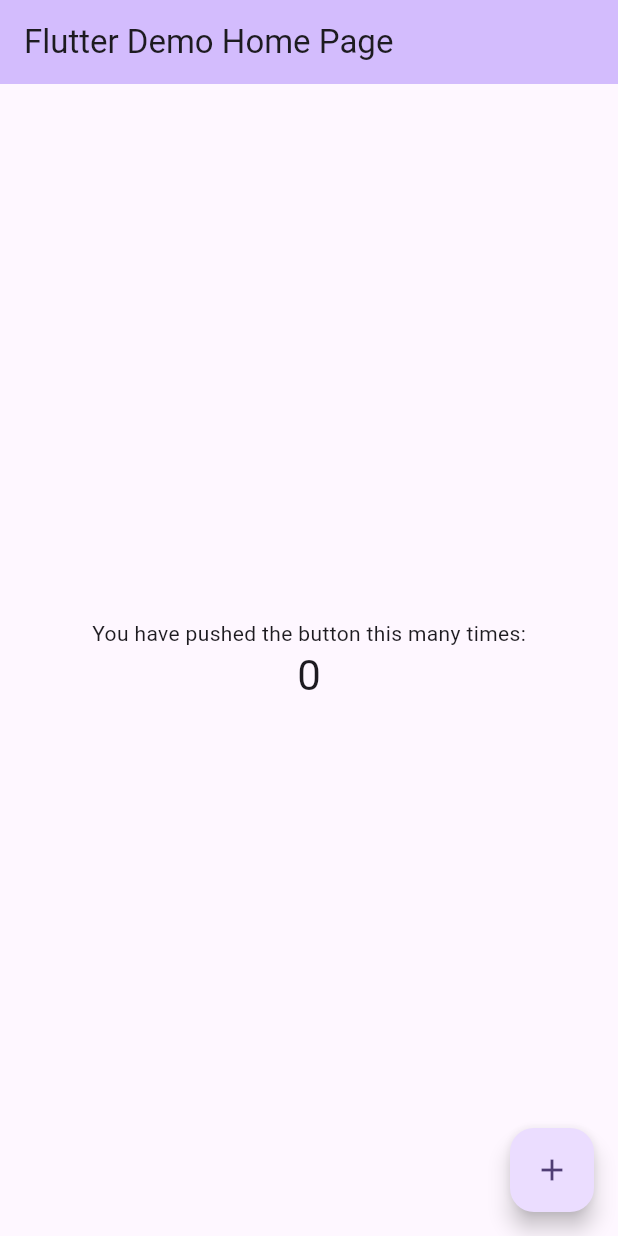
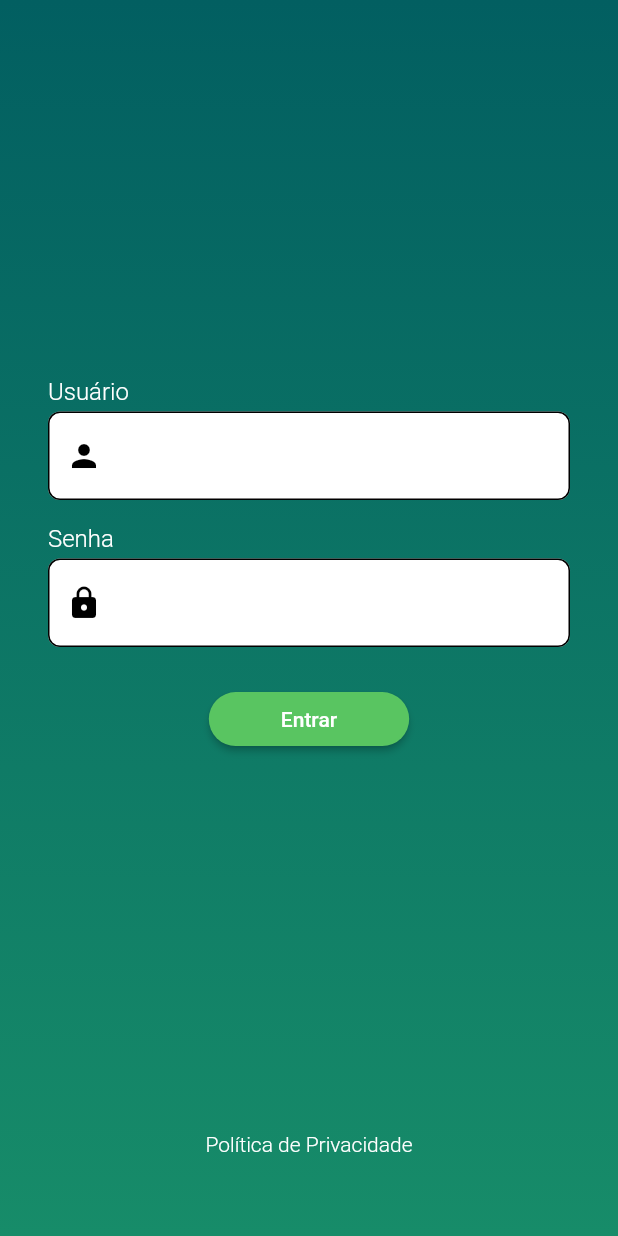
Before and after one commit to mariovitor/prova_flutter, a Flutter app: the screen it shows after launch, on a phone screen of 412 x 824 dp. Run offline on Flutter 3.47's test engine with Material 2 defaults, Android fonts, the phone set to English and light mode, and no system bars; our stand-ins replace flutter_mobx, mobx; generated files the repository leaves out were written again.

Commit message:
login page

```diff
--- a/lib/main.dart
+++ b/lib/main.dart
@@ -1,125 +1,24 @@
 import 'package:flutter/material.dart';
+import 'package:prova_flutter/src/core/routes.dart';
+import 'package:prova_flutter/src/presentation/login/login_page.dart';
 
 void main() {
-  runApp(const MyApp());
+  runApp(const ProvaApp());
 }
 
-class MyApp extends StatelessWidget {
-  const MyApp({super.key});
+class ProvaApp extends StatelessWidget {
+  const ProvaApp({super.key});
 
-  // This widget is the root of your application.
   @override
   Widget build(BuildContext context) {
     return MaterialApp(
-      title: 'Flutter Demo',
+      title: 'Prova Flutter',
       theme: ThemeData(
-        // This is the theme of your application.
-        //
-        // TRY THIS: Try running your application with "flutter run". You'll see
-        // the application has a blue toolbar. Then, without quitting the app,
-        // try changing the seedColor in the colorScheme below to Colors.green
-        // and then invoke "hot reload" (save your changes or press the "hot
-        // reload" button in a Flutter-supported IDE, or press "r" if you used
-        // the command line to start the app).
-        //
-        // Notice that the counter didn't reset back to zero; the application
-        // state is not lost during the reload. To reset the state, use hot
-        // restart instead.
-        //
-        // This works for code too, not just values: Most code changes can be
-        // tested with just a hot reload.
-        colorScheme: ColorScheme.fromSeed(seedColor: Colors.deepPurple),
-        useMaterial3: true,
+        primarySwatch: Colors.blue,
       ),
-      home: const MyHomePage(title: 'Flutter Demo Home Page'),
+      initialRoute: LoginPage.pageName,
+      onGenerateRoute: onGenerateRoute,
+      onUnknownRoute: onUnknownRoute,
     );
   }
 }
-
-class MyHomePage extends StatefulWidget {
-  const MyHomePage({super.key, required this.title});
-
-  // This widget is the home page of your application. It is stateful, meaning
-  // that it has a State object (defined below) that contains fields that affect
-  // how it looks.
-
-  // This class is the configuration for the state. It holds the values (in this
-  // case the title) provided by the parent (in this case the App widget) and
-  // used by the build method of the State. Fields in a Widget subclass are
-  // always marked "final".
-
-  final String title;
-
-  @override
-  State<MyHomePage> createState() => _MyHomePageState();
-}
-
-class _MyHomePageState extends State<MyHomePage> {
-  int _counter = 0;
-
-  void _incrementCounter() {
-    setState(() {
-      // This call to setState tells the Flutter framework that something has
-      // changed in this State, which causes it to rerun the build method below
-      // so that the display can reflect the updated values. If we changed
-      // _counter without calling setState(), then the build method would not be
-      // called again, and so nothing would appear to happen.
-      _counter++;
-    });
-  }
-
-  @override
-  Widget build(BuildContext context) {
-    // This method is rerun every time setState is called, for instance as done
-    // by the _incrementCounter method above.
-    //
-    // The Flutter framework has been optimized to make rerunning build methods
-    // fast, so that you can just rebuild anything that needs updating rather
-    // than having to individually change instances of widgets.
-    return Scaffold(
-      appBar: AppBar(
-        // TRY THIS: Try changing the color here to a specific color (to
-        // Colors.amber, perhaps?) and trigger a hot reload to see the AppBar
-        // change color while the other colors stay the same.
-        backgroundColor: Theme.of(context).colorScheme.inversePrimary,
-        // Here we take the value from the MyHomePage object that was created by
-        // the App.build method, and use it to set our appbar title.
-        title: Text(widget.title),
-      ),
-      body: Center(
-        // Center is a layout widget. It takes a single child and positions it
-        // in the middle of the parent.
-        child: Column(
-          // Column is also a layout widget. It takes a list of children and
-          // arranges them vertically. By default, it sizes itself to fit its
-          // children horizontally, and tries to be as tall as its parent.
-          //
-          // Column has various properties to control how it sizes itself and
-          // how it positions its children. Here we use mainAxisAlignment to
-          // center the children vertically; the main axis here is the vertical
-          // axis because Columns are vertical (the cross axis would be
-          // horizontal).
-          //
-          // TRY THIS: Invoke "debug painting" (choose the "Toggle Debug Paint"
-          // action in the IDE, or press "p" in the console), to see the
-          // wireframe for each widget.
-          mainAxisAlignment: MainAxisAlignment.center,
-          children: <Widget>[
-            const Text(
-              'You have pushed the button this many times:',
-            ),
-            Text(
-              '$_counter',
-              style: Theme.of(context).textTheme.headlineMedium,
-            ),
-          ],
-        ),
-      ),
-      floatingActionButton: FloatingActionButton(
-        onPressed: _incrementCounter,
-        tooltip: 'Increment',
-        child: const Icon(Icons.add),
-      ), // This trailing comma makes auto-formatting nicer for build methods.
-    );
-  }
-}
--- /dev/null
+++ b/lib/src/core/app_constants.dart
@@ -0,0 +1,3 @@
+abstract final class AppConstants {
+  static const String privacyPolicyUrl = 'https://www.google.com';
+}
--- /dev/null
+++ b/lib/src/core/app_validators.dart
@@ -0,0 +1,76 @@
+import 'dart:math';
+
+enum Reasons {
+  empty('Campo obrigatorio'),
+  spaceAtEnd('Não pode conter espaço no final'),
+  maxCharacters('Máximo de 20 caracteres'),
+  minCharacters('Mínimo de 2 caracteres'),
+  onlyLettersAndNumbers('Apenas letras e números'),
+  ;
+
+  const Reasons(this.message);
+  final String message;
+}
+
+abstract final class AppValidators {
+  static String? validateUsername(String? username) {
+    try {
+      validateNotNull(username);
+      validateMax20Characters(username!);
+      validateSpaceAtEnd(username);
+      return null;
+    } on _ValidatorError catch (e) {
+      return e.message;
+    } catch (e) {
+      return e.toString();
+    }
+  }
+
+  static String? validatePassword(String? password) {
+    try {
+      validateNotNull(password);
+      validateMin2Characters(password!);
+      // _validateSpaceAtEnd(password);
+      validateMax20Characters(password);
+      final invalidCharacters = RegExp(r'[^a-zA-Z0-9]');
+      if (invalidCharacters.hasMatch(password)) {
+        return Reasons.onlyLettersAndNumbers.message;
+      }
+      return null;
+    } on _ValidatorError catch (e) {
+      return e.message;
+    } catch (e) {
+      return e.toString();
+    }
+  }
+
+  static void validateNotNull(String? value) {
+    if (value == null || value.isEmpty) {
+      throw _ValidatorError(Reasons.empty.message);
+    }
+  }
+
+  static void validateMax20Characters(String value) {
+    if (value.length > 20) {
+      throw _ValidatorError(Reasons.maxCharacters.message);
+    }
+  }
+
+  static void validateMin2Characters(String value) {
+    if (value.length < 2) {
+      throw _ValidatorError(Reasons.minCharacters.message);
+    }
+  }
+
+  static void validateSpaceAtEnd(String value) {
+    if (value.endsWith(' ')) {
+      throw _ValidatorError(Reasons.spaceAtEnd.message);
+    }
+  }
+}
+
+class _ValidatorError {
+  _ValidatorError(this.message);
+
+  final String message;
+}
--- /dev/null
+++ b/lib/src/core/core.dart
@@ -0,0 +1,3 @@
+export 'routes.dart';
+export 'design/design.dart';
+export 'app_validators.dart';
--- /dev/null
+++ b/lib/src/core/design/app_colors.dart
@@ -0,0 +1,11 @@
+import 'dart:ui';
+
+abstract final class AppColors {
+  static const Color green = Color.fromARGB(255, 89, 197, 97);
+  static const Color red = Color.fromARGB(255, 128, 0, 0);
+  static const Color yellow = Color.fromARGB(255, 255, 255, 0);
+  static const Color white = Color.fromARGB(255, 255, 255, 255);
+  static const Color black = Color.fromARGB(255, 0, 0, 0);
+  static const Color primaryGreen = Color.fromARGB(255, 2, 95, 97);
+  static const Color secondaryGreen = Color.fromARGB(255, 23, 140, 105);
+}
--- /dev/null
+++ b/lib/src/core/design/design.dart
@@ -0,0 +1 @@
+export 'app_colors.dart';
--- /dev/null
+++ b/lib/src/core/routes.dart
@@ -0,0 +1,44 @@
+import 'dart:developer';
+
+import 'package:flutter/material.dart';
+import 'package:prova_flutter/src/presentation/login/login_page.dart';
+
+Route<dynamic> onUnknownRoute(RouteSettings settings) {
+  return MaterialPageRoute(
+    settings: settings,
+    builder: (context) {
+      log('Unknown route');
+      return const Scaffold(
+        body: Center(
+          child: Text('Rota desconhecida'),
+        ),
+      );
+    },
+  );
+}
+
+Route<dynamic> onGenerateRoute(RouteSettings settings) {
+  switch (settings.name) {
+    case '/':
+    case LoginPage.pageName:
+      return PageRouteBuilder(
+        settings: const RouteSettings(name: LoginPage.pageName),
+        pageBuilder: (context, animation, secondaryAnimation) =>
+            const LoginPage(),
+        transitionsBuilder: (context, animation, secondaryAnimation, child) {
+          const begin = Offset(0.0, 1.0);
+          const end = Offset.zero;
+          const curve = Curves.ease;
+          final tween =
+              Tween(begin: begin, end: end).chain(CurveTween(curve: curve));
+          return SlideTransition(
+            position: animation.drive(tween),
+            child: child,
+          );
+        },
+      );
+
+    default:
+      return onUnknownRoute(settings);
+  }
+}
--- /dev/null
+++ b/lib/src/presentation/login/login_page.dart
@@ -0,0 +1,71 @@
+import 'package:flutter/material.dart';
+import 'package:flutter_mobx/flutter_mobx.dart';
+import 'package:mobx/mobx.dart';
+import 'package:prova_flutter/src/controllers/login_controller.dart';
+import 'package:prova_flutter/src/core/core.dart';
+
+import 'package:prova_flutter/src/presentation/login/widgets/login_form.dart';
+
+class LoginPage extends StatefulWidget {
+  const LoginPage({super.key});
+  static const pageName = '/login';
+
+  @override
+  State<LoginPage> createState() => _LoginPageState();
+}
+
+class _LoginPageState extends State<LoginPage> {
+  final loginController = LoginController();
+
+  @override
+  void initState() {
+    super.initState();
+    reaction<LoginController>(
+      (c) => loginController,
+      (c) {
+        if (c.state == LoginState.success) {
+          Navigator.of(context).pushReplacementNamed('/home'); //TODO
+        }
+      },
+    );
+  }
+
+  @override
+  Widget build(BuildContext context) {
+    return Scaffold(
+      body: Container(
+        decoration: const BoxDecoration(
+          gradient: LinearGradient(
+            colors: [
+              AppColors.primaryGreen,
+              AppColors.secondaryGreen,
+            ],
+            begin: Alignment.topCenter,
+            end: Alignment.bottomCenter,
+          ),
+        ),
+        child: SafeArea(
+          child: Column(
+            mainAxisAlignment: MainAxisAlignment.center,
+            children: [
+              Expanded(
+                child: Observer(builder: (context) {
+                  return switch (loginController.state) {
+                    _ when loginController.state == LoginState.loading =>
+                      const Center(
+                          child: CircularProgressIndicator(
+                        color: AppColors.white,
+                      )),
+                    _ when loginController.state == LoginState.initial =>
+                      LoginForm(onSubmit: loginController.login),
+                    _ => const SizedBox.shrink(),
+                  };
+                }),
+              ),
+            ],
+          ),
+        ),
+      ),
+    );
+  }
+}
--- /dev/null
+++ b/lib/src/presentation/login/widgets/custom_form_field.dart
@@ -0,0 +1,76 @@
+// ignore_for_file: public_member_api_docs, sort_constructors_first
+import 'package:flutter/material.dart';
+
+import '../../../core/design/design.dart';
+
+class CustomFormField extends StatelessWidget {
+  const CustomFormField({
+    Key? key,
+    required this.label,
+    this.controller,
+    required this.validator,
+    required this.icon,
+    this.obscureText = false,
+    this.keyboardType = TextInputType.text,
+    this.onSubmitted,
+    this.focusNode,
+  }) : super(key: key);
+
+  final String label;
+  final TextEditingController? controller;
+  final String? Function(String?) validator;
+  final IconData icon;
+  final bool obscureText;
+  final Function(String)? onSubmitted;
+  final TextInputType keyboardType;
+  final FocusNode? focusNode;
+  InputBorder get border => const OutlineInputBorder(
+      borderRadius: BorderRadius.all(Radius.circular(8)));
+  @override
+  Widget build(BuildContext context) {
+    return Column(
+      crossAxisAlignment: CrossAxisAlignment.stretch,
+      mainAxisSize: MainAxisSize.min,
+      children: [
+        Text(
+          label,
+          style: const TextStyle(
+            color: AppColors.white,
+            fontSize: 16,
+            fontWeight: FontWeight.w300,
+          ),
+        ),
+        const SizedBox(height: 4),
+        TextFormField(
+          controller: controller,
+          validator: validator,
+          focusNode: focusNode,
+          textAlignVertical: TextAlignVertical.center,
+          onFieldSubmitted: onSubmitted,
+          textInputAction: TextInputAction.next,
+          keyboardType: keyboardType,
+          obscureText: obscureText,
+          decoration: InputDecoration(
+            errorStyle: const TextStyle(
+              color: AppColors.yellow,
+              fontSize: 14,
+            ),
+            fillColor: AppColors.white,
+            filled: true,
+            border: border,
+            enabledBorder: border,
+            focusedBorder: border.copyWith(
+              borderSide: const BorderSide(
+                color: AppColors.green,
+              ),
+            ),
+            prefixIcon: Icon(
+              icon,
+              color: AppColors.black,
+            ),
+          ),
+        ),
+      ],
+    );
+  }
+}
--- /dev/null
+++ b/lib/src/presentation/login/widgets/login_form.dart
@@ -0,0 +1,97 @@
+// ignore_for_file: public_member_api_docs, sort_constructors_first
+import 'package:flutter/material.dart';
+
+import 'package:prova_flutter/src/presentation/login/widgets/custom_form_field.dart';
+import 'package:prova_flutter/src/presentation/login/widgets/privacy_button.dart';
+
+import '../../../core/core.dart';
+
+class LoginForm extends StatefulWidget {
+  const LoginForm({
+    Key? key,
+    required this.onSubmit,
+  }) : super(key: key);
+
+  final Function(String username, String password) onSubmit;
+
+  @override
+  State<LoginForm> createState() => _LoginFormState();
+}
+
+class _LoginFormState extends State<LoginForm> {
+  final formKey = GlobalKey<FormState>();
+  final usernameController = TextEditingController();
+  final passwordController = TextEditingController();
+  final passwordFocusNode = FocusNode();
+
+  void onSubmit() {
+    if (formKey.currentState!.validate()) {
+      widget.onSubmit(
+        usernameController.text,
+        passwordController.text,
+      );
+    }
+  }
+
+  @override
+  Widget build(BuildContext context) {
+    return SingleChildScrollView(
+      child: Form(
+        key: formKey,
+        child: Padding(
+          padding: const EdgeInsets.symmetric(horizontal: 32.0),
+          child: SizedBox(
+            height: MediaQuery.of(context).size.height * 0.95,
+            child: Column(
+              crossAxisAlignment: CrossAxisAlignment.stretch,
+              mainAxisAlignment: MainAxisAlignment.center,
+              children: [
+                const Spacer(),
+                CustomFormField(
+                  label: 'Usuário',
+                  controller: usernameController,
+                  validator: AppValidators.validateUsername,
+                  icon: Icons.person,
+                  onSubmitted: (_) {
+                    passwordFocusNode.requestFocus();
+                  },
+                ),
+                const SizedBox(height: 16),
+                CustomFormField(
+                  label: 'Senha',
+                  controller: passwordController,
+                  focusNode: passwordFocusNode,
+                  validator: AppValidators.validatePassword,
+                  obscureText: true,
+                  icon: Icons.lock,
+                  onSubmitted: (_) => onSubmit(),
+                ),
+                const SizedBox(height: 24),
+                Row(
+                  mainAxisAlignment: MainAxisAlignment.center,
+                  children: [
+                    ElevatedButton(
+                        style: ElevatedButton.styleFrom(
+                          backgroundColor: AppColors.green,
+                          shape: RoundedRectangleBorder(
+                            borderRadius: BorderRadius.circular(24),
+                          ),
+                        ),
+                        onPressed: onSubmit,
+                        child: const Padding(
+                          padding: EdgeInsets.symmetric(horizontal: 32.0),
+                          child: Text('Entrar'),
+                        )),
+                  ],
+                ),
+                const Spacer(),
+                const PrivacyButton(),
+                const SizedBox(height: 12),
+              ],
+            ),
+          ),
+        ),
+      ),
+    );
+  }
+}
--- /dev/null
+++ b/lib/src/presentation/login/widgets/privacy_button.dart
@@ -0,0 +1,28 @@
+import 'package:flutter/material.dart';
+import 'package:prova_flutter/src/core/app_constants.dart';
+import 'package:url_launcher/url_launcher_string.dart';
+
+import '../../../core/design/design.dart';
+
+class PrivacyButton extends StatelessWidget {
+  const PrivacyButton({super.key});
+
+  @override
+  Widget build(BuildContext context) {
+    return InkWell(
+      onTap: () {
+        launchUrlString(AppConstants.privacyPolicyUrl,
+            mode: LaunchMode.externalApplication);
+      },
+      child: const Text(
+        'Política de Privacidade',
+        textAlign: TextAlign.center,
+        style: TextStyle(
+          color: AppColors.white,
+          fontSize: 14,
+          fontWeight: FontWeight.w300,
+        ),
+      ),
+    );
+  }
+}
```
Also changed, not shown: build.yaml (added, +8 -0 lines), lib/src/controllers/login_controller.dart (added, +24 -0 lines), pubspec.yaml (+7 -1 lines), lib/src/controllers/login_controller.g.dart (added), lib/src/presentation/login/view/login_initial_view.dart (added), pubspec.lock, 14 other files.
